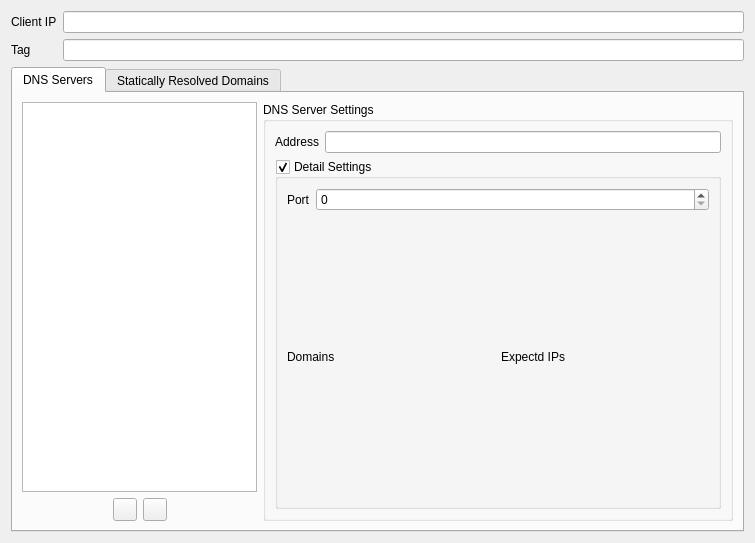
Old version of the form src/ui/widgets/DnsSettingsWidget.ui in the repository Qv2ray/Qv2ray.
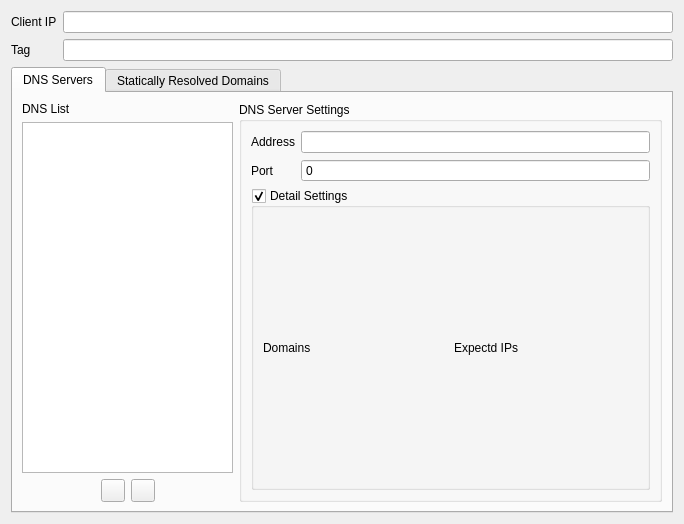
New version of the form. Icons and pictures are not drawn.

```diff
--- a/src/ui/widgets/DnsSettingsWidget.ui
+++ b/src/ui/widgets/DnsSettingsWidget.ui
@@ -6,8 +6,8 @@
    <rect>
     <x>0</x>
     <y>0</y>
-    <width>755</width>
-    <height>543</height>
+    <width>684</width>
+    <height>524</height>
    </rect>
   </property>
   <property name="windowTitle">
@@ -50,6 +50,13 @@
       <layout class="QHBoxLayout" name="horizontalLayout_2" stretch="2,4">
        <item>
         <layout class="QVBoxLayout" name="verticalLayout">
+         <item>
+          <widget class="QLabel" name="label_6">
+           <property name="text">
+            <string>DNS List</string>
+           </property>
+          </widget>
+         </item>
          <item>
           <widget class="QListWidget" name="serversListbox"/>
          </item>
@@ -125,6 +132,23 @@
             <item row="0" column="1">
              <widget class="QLineEdit" name="serverAddressTxt"/>
             </item>
+            <item row="1" column="0">
+             <widget class="QLabel" name="label_7">
+              <property name="text">
+               <string>Port</string>
+              </property>
+             </widget>
+            </item>
+            <item row="1" column="1">
+             <widget class="QSpinBox" name="serverPortSB">
+              <property name="buttonSymbols">
+               <enum>QAbstractSpinBox::NoButtons</enum>
+              </property>
+              <property name="maximum">
+               <number>65535</number>
+              </property>
+             </widget>
+            </item>
            </layout>
           </item>
           <item>
@@ -135,23 +159,7 @@
             <property name="checkable">
              <bool>true</bool>
             </property>
-            <layout class="QVBoxLayout" name="verticalLayout_4">
-             <item>
-              <layout class="QFormLayout" name="formLayout_3">
-               <item row="0" column="0">
-                <widget class="QLabel" name="label_6">
-                 <property name="text">
-                  <string>Port</string>
-                 </property>
-                </widget>
-               </item>
-               <item row="0" column="1">
-                <widget class="QSpinBox" name="serverPortSB"/>
-               </item>
-              </layout>
-             </item>
-             <item>
-              <layout class="QGridLayout" name="gridLayout_2" rowstretch="0,1" columnstretch="1,1">
+            <layout class="QGridLayout" name="gridLayout_2" rowstretch="0,1">
                <item row="0" column="0">
                 <widget class="QLabel" name="label_3">
                  <property name="text">
@@ -173,8 +181,6 @@
                 <layout class="QGridLayout" name="expectedIPsLayout"/>
                </item>
               </layout>
-             </item>
-            </layout>
            </widget>
           </item>
          </layout>
```
Left out of the diff: 61 changed lines with no effect on the pictures. Lines whose indentation alone changed are shown as unchanged.
